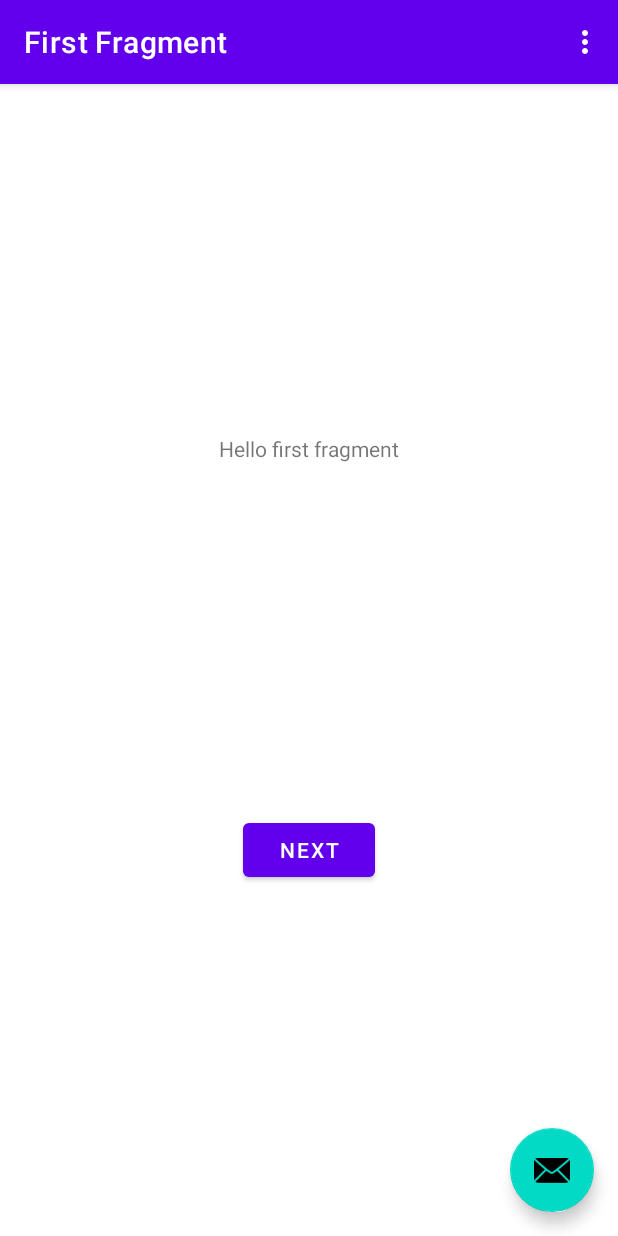
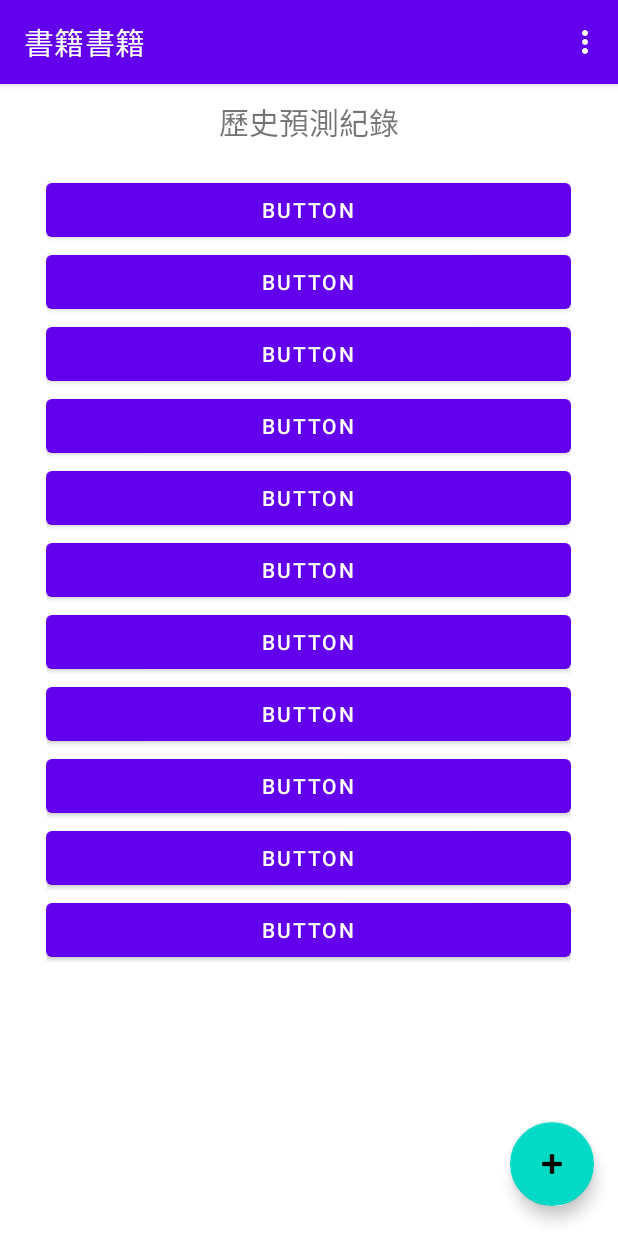
Before and after one commit to liang-yu-ming/Second-Hand-Prediction-App, an Android app: the screen it shows after launch (MainActivity), on a phone screen of 412 x 824 dp. Run offline under Robolectric (Android 15) with nearby library versions, the phone set to English and light mode, and no system bars; our stand-ins replace navigation-ui.

Commit message:
首頁UI初步完成

```diff
--- a/app/src/main/java/com/example/myapplication/FirstFragment.java
+++ b/app/src/main/java/com/example/myapplication/FirstFragment.java
@@ -28,7 +28,7 @@ public class FirstFragment extends Fragment {
 
     public void onViewCreated(@NonNull View view, Bundle savedInstanceState) {
         super.onViewCreated(view, savedInstanceState);
-
+/*
         binding.buttonFirst.setOnClickListener(new View.OnClickListener() {
             @Override
             public void onClick(View view) {
@@ -36,6 +36,7 @@ public class FirstFragment extends Fragment {
                         .navigate(R.id.action_FirstFragment_to_SecondFragment);
             }
         });
+ */
     }
 
     @Override
--- a/app/src/main/java/com/example/myapplication/MainActivity.java
+++ b/app/src/main/java/com/example/myapplication/MainActivity.java
@@ -46,7 +46,7 @@ public class MainActivity extends AppCompatActivity {
     }
 
     @Override
-    public boolean onCreateOptionsMenu(Menu menu) {
+        public boolean onCreateOptionsMenu(Menu menu) {
         // Inflate the menu; this adds items to the action bar if it is present.
         getMenuInflater().inflate(R.menu.menu_main, menu);
         return true;
--- a/app/src/main/res/layout/activity_main.xml
+++ b/app/src/main/res/layout/activity_main.xml
@@ -28,7 +28,7 @@
         android:layout_height="wrap_content"
         android:layout_gravity="bottom|end"
         android:layout_marginEnd="@dimen/fab_margin"
-        android:layout_marginBottom="16dp"
-        app:srcCompat="@android:drawable/ic_dialog_email" />
-
+        android:layout_marginBottom="20dp"
+        android:layout_marginRight="20dp"
+        app:srcCompat="@android:drawable/ic_input_add" />
 </androidx.coordinatorlayout.widget.CoordinatorLayout>
--- a/app/src/main/res/layout/fragment_first.xml
+++ b/app/src/main/res/layout/fragment_first.xml
@@ -10,19 +10,117 @@
         android:id="@+id/textview_first"
         android:layout_width="wrap_content"
         android:layout_height="wrap_content"
+        android:layout_marginTop="10dp"
         android:text="@string/hello_first_fragment"
-        app:layout_constraintBottom_toTopOf="@id/button_first"
+        android:textSize="20dp"
         app:layout_constraintEnd_toEndOf="parent"
         app:layout_constraintStart_toStartOf="parent"
         app:layout_constraintTop_toTopOf="parent" />
 
+    <ScrollView
+        android:layout_width="350dp"
+        android:layout_height="525dp"
+        android:layout_marginTop="20dp"
+        app:layout_constraintEnd_toEndOf="parent"
+        app:layout_constraintHorizontal_bias="0.491"
+        app:layout_constraintStart_toStartOf="parent"
+        app:layout_constraintTop_toBottomOf="@+id/textview_first">
+
+        <LinearLayout
+            android:layout_width="match_parent"
+            android:layout_height="wrap_content"
+            android:orientation="vertical">
+
+            <Button
+                android:id="@+id/button"
+                android:layout_width="match_parent"
+                android:layout_height="wrap_content"
+                android:text="Button" />
+
+            <Button
+                android:id="@+id/button16"
+                android:layout_width="match_parent"
+                android:layout_height="wrap_content"
+                android:text="Button" />
+
+            <Button
+                android:id="@+id/button17"
+                android:layout_width="match_parent"
+                android:layout_height="wrap_content"
+                android:text="Button" />
+
+            <Button
+                android:id="@+id/button18"
+                android:layout_width="match_parent"
+                android:layout_height="wrap_content"
+                android:text="Button" />
+
+            <Button
+                android:id="@+id/button19"
+                android:layout_width="match_parent"
+                android:layout_height="wrap_content"
+                android:text="Button" />
+
+            <Button
+                android:id="@+id/button20"
+                android:layout_width="match_parent"
+                android:layout_height="wrap_content"
+                android:text="Button" />
+
+            <Button
+                android:id="@+id/button21"
+                android:layout_width="match_parent"
+                android:layout_height="wrap_content"
+                android:text="Button" />
+
+            <Button
+                android:id="@+id/button22"
+                android:layout_width="match_parent"
+                android:layout_height="wrap_content"
+                android:text="Button" />
+
+            <Button
+                android:id="@+id/button23"
+                android:layout_width="match_parent"
+                android:layout_height="wrap_content"
+                android:text="Button" />
+
+            <Button
+                android:id="@+id/button24"
+                android:layout_width="match_parent"
+                android:layout_height="wrap_content"
+                android:text="Button" />
+
+            <Button
+                android:id="@+id/button25"
+                android:layout_width="match_parent"
+                android:layout_height="wrap_content"
+                android:text="Button" />
+
+            <Button
+                android:id="@+id/button26"
+                android:layout_width="match_parent"
+                android:layout_height="wrap_content"
+                android:text="Button" />
+
+        </LinearLayout>
+    </ScrollView>
+
+    <!--app:layout_constraintBottom_toTopOf="@id/button_first"-->
+    app:layout_constraintEnd_toEndOf="parent"
+    app:layout_constraintStart_toStartOf="parent"
+    app:layout_constraintTop_toTopOf="parent"
+    app:layout_constraintVertical_bias="0.0" />
+    <!--
     <Button
         android:id="@+id/button_first"
         android:layout_width="wrap_content"
         android:layout_height="wrap_content"
+        android:layout_marginTop="520dp"
         android:text="@string/next"
-        app:layout_constraintBottom_toBottomOf="parent"
         app:layout_constraintEnd_toEndOf="parent"
+        app:layout_constraintHorizontal_bias="0.498"
         app:layout_constraintStart_toStartOf="parent"
-        app:layout_constraintTop_toBottomOf="@id/textview_first" />
+        app:layout_constraintTop_toTopOf="parent" />
+        -->
 </androidx.constraintlayout.widget.ConstraintLayout>
--- a/app/src/main/res/values/strings.xml
+++ b/app/src/main/res/values/strings.xml
@@ -2,11 +2,11 @@
     <string name="app_name">My Application</string>
     <string name="action_settings">Settings</string>
     <!-- Strings used for fragments for navigation -->
-    <string name="first_fragment_label">First Fragment</string>
+    <string name="first_fragment_label">書籍書籍</string>
     <string name="second_fragment_label">Second Fragment</string>
     <string name="next">Next</string>
     <string name="previous">Previous</string>
 
-    <string name="hello_first_fragment">Hello first fragment</string>
+    <string name="hello_first_fragment">歷史預測紀錄</string>
     <string name="hello_second_fragment">Hello second fragment. Arg: %1$s</string>
 </resources>
```
